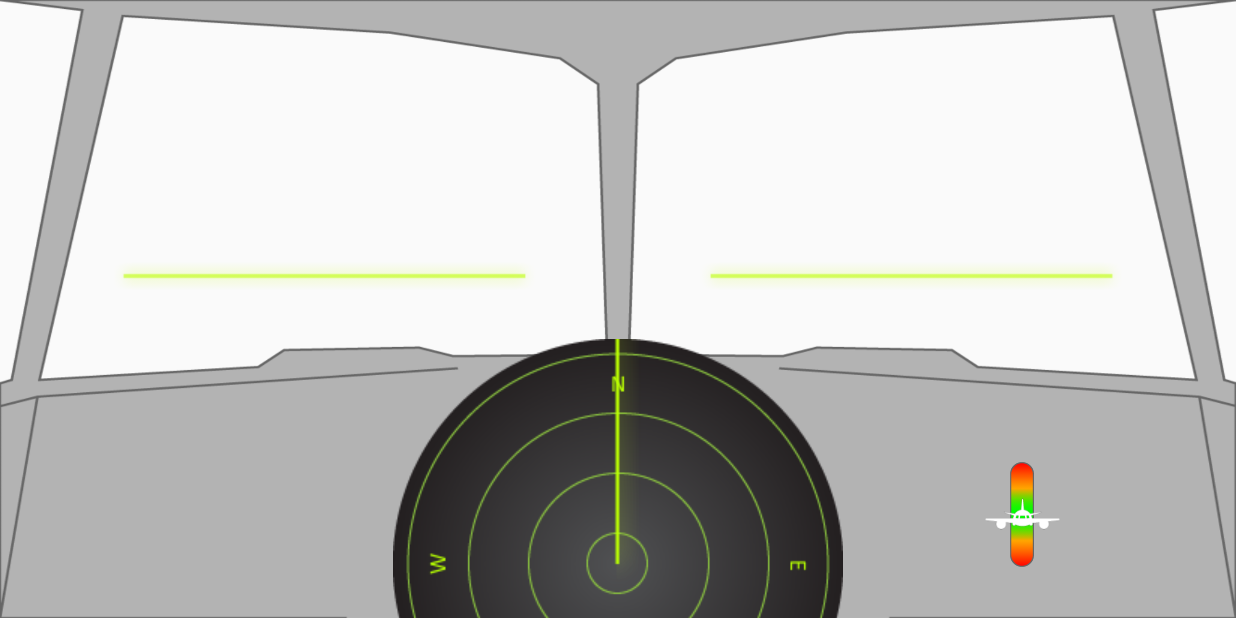
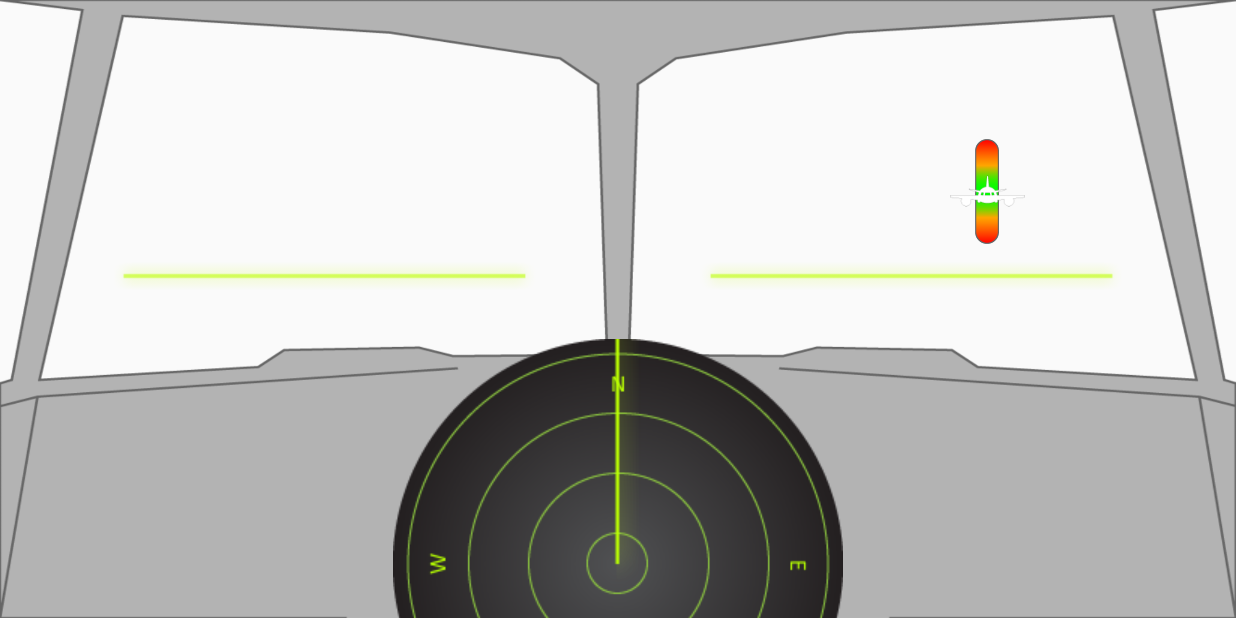
Before and after one commit to Jeremy461/FlomajerkenApp, an Android app: the CameraActivity screen opened directly, with no data from a screen before it, on a phone screen of 824 x 412 dp (held sideways). Run offline under Robolectric (Android 15) with nearby library versions, the phone set to English and light mode, and no system bars; 1 statement that could not run was skipped.

Commit message:
Edited crateCarry

```diff
--- a/app/src/main/java/com/flomajerken/airport/CameraActivity.java
+++ b/app/src/main/java/com/flomajerken/airport/CameraActivity.java
@@ -72,7 +72,7 @@ public class CameraActivity extends AppCompatActivity {
                         gravityMiddle = false;
                     }
 
-                    altitude = altitude - (0.4f * sensorEvent.values[2]);
+                    altitude = altitude - (0.3f * sensorEvent.values[2]);
 
                     if(altitude > 55){
                         altitude = 55;
@@ -84,10 +84,14 @@ public class CameraActivity extends AppCompatActivity {
                         ImageView img = (ImageView) findViewById(R.id.iv_cockpit);
                         img.setImageResource(R.drawable.cockpit_bg_frozen);
                         line.setVisibility(View.INVISIBLE);
+                        View crateCarry = findViewById(R.id.crateCarry);
+                        crateCarry.setVisibility(View.INVISIBLE);
                     } else if(altitude < -50){
                         ImageView img = (ImageView) findViewById(R.id.iv_cockpit);
                         img.setImageResource(R.drawable.cockpit_bg_cracks);
                         line.setVisibility(View.INVISIBLE);
+                        View crateCarry = findViewById(R.id.crateCarry);
+                        crateCarry.setVisibility(View.INVISIBLE);
                     } else {
                         ImageView img = (ImageView) findViewById(R.id.iv_cockpit);
                         img.setImageResource(R.drawable.cockpit_2);
--- a/app/src/main/res/layout/activity_camera.xml
+++ b/app/src/main/res/layout/activity_camera.xml
@@ -77,8 +77,8 @@
             android:layout_marginTop="8dp"
             android:layout_marginRight="8dp"
             app:layout_constraintRight_toRightOf="parent"
-            app:layout_constraintHorizontal_bias="0.808"
-            app:layout_constraintVertical_bias="0.898"
+            app:layout_constraintHorizontal_bias="0.772"
+            app:layout_constraintVertical_bias="0.254"
             android:layout_marginEnd="8dp" />
 
         <ImageView
```
